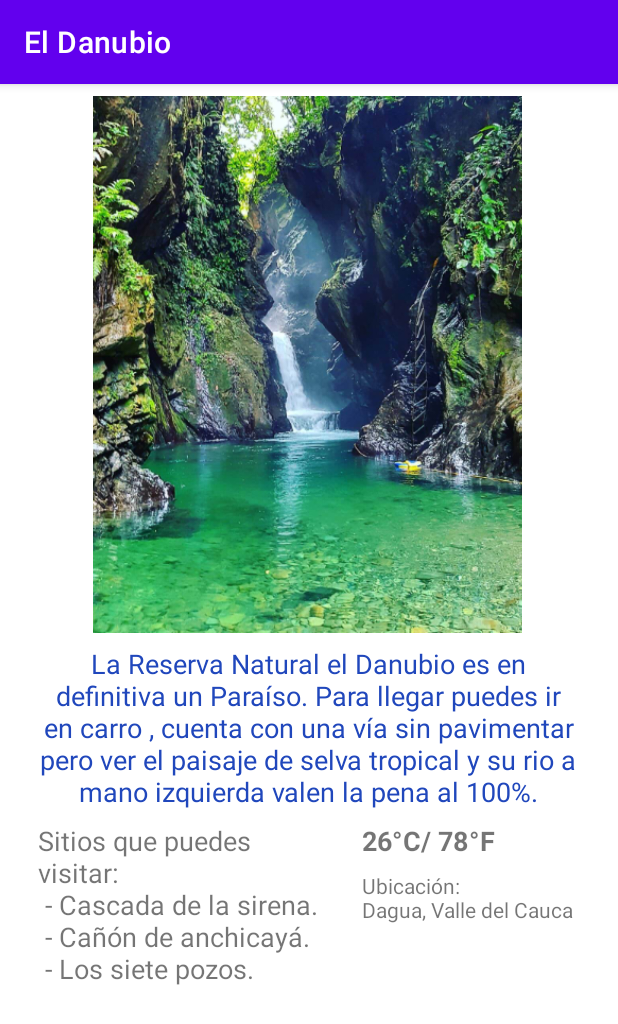
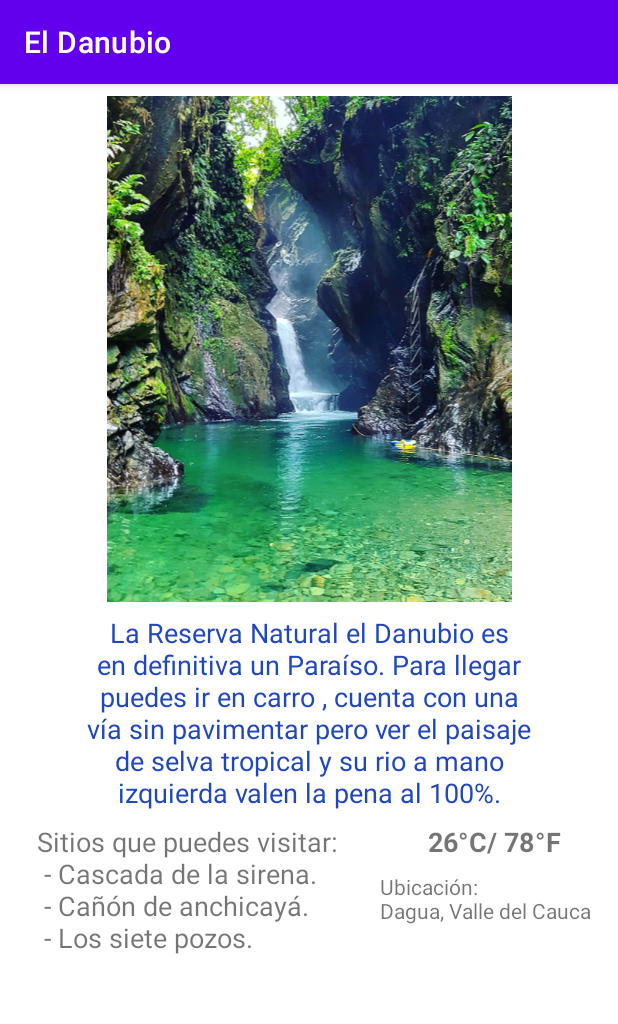
Before and after one commit to MINTIC-Group-14th/MyCities, an Android app: the screen it shows after launch (MainActivity), on a phone screen of 412 x 824 dp. Shown: the top 1024 px of the screen. Run offline under Robolectric (Android 15) with nearby library versions, the phone set to English and light mode, and no system bars.

Commit message:
Commit WrapContent/MatchParent

```diff
--- a/app/src/main/res/layout/activity_main.xml
+++ b/app/src/main/res/layout/activity_main.xml
@@ -8,37 +8,44 @@
 
     <androidx.constraintlayout.widget.ConstraintLayout
         android:layout_width="match_parent"
-        android:layout_height="match_parent"
+        android:layout_height="wrap_content"
         tools:context=".MainActivity">
 
         <ImageView
             android:id="@+id/iv_lugar"
-            android:layout_width="291dp"
-            android:layout_height="358dp"
+            android:layout_width="match_parent"
+            android:layout_height="wrap_content"
+            android:layout_marginStart="5dp"
             android:layout_marginTop="8dp"
+            android:layout_marginEnd="5dp"
+            android:layout_marginBottom="8dp"
+            app:layout_constraintBottom_toTopOf="@+id/tv_descripcion"
             app:layout_constraintEnd_toEndOf="parent"
             app:layout_constraintHorizontal_bias="0.49"
             app:layout_constraintStart_toStartOf="parent"
             app:layout_constraintTop_toTopOf="parent"
-            app:srcCompat="@mipmap/danubio1" />
+            app:srcCompat="@mipmap/danubio1"
+            android:contentDescription="@string/imagen_description" />
 
         <TextView
             android:id="@+id/tv_descripcion"
-            android:layout_width="360dp"
-            android:layout_height="110dp"
+            android:layout_width="match_parent"
+            android:layout_height="wrap_content"
+            android:layout_marginStart="50dp"
             android:layout_marginTop="8dp"
+            android:layout_marginEnd="50dp"
             android:text="@string/tv_descripcion"
             android:textAlignment="center"
             android:textColor="#2047BC"
             android:textSize="18sp"
             app:layout_constraintEnd_toEndOf="parent"
-            app:layout_constraintHorizontal_bias="0.487"
+            app:layout_constraintHorizontal_bias="1.0"
             app:layout_constraintStart_toStartOf="parent"
             app:layout_constraintTop_toBottomOf="@+id/iv_lugar" />
 
         <TextView
             android:id="@+id/tv_temperatura"
-            android:layout_width="160dp"
+            android:layout_width="wrap_content"
             android:layout_height="wrap_content"
             android:layout_marginTop="8dp"
             android:layout_marginBottom="8dp"
@@ -53,7 +60,7 @@
 
         <TextView
             android:id="@+id/tv_ubicacion"
-            android:layout_width="160dp"
+            android:layout_width="wrap_content"
             android:layout_height="wrap_content"
             android:layout_marginTop="8dp"
             android:text="@string/tv_ubicacion"
@@ -65,7 +72,7 @@
 
         <TextView
             android:id="@+id/tv_sitios"
-            android:layout_width="200dp"
+            android:layout_width="wrap_content"
             android:layout_height="wrap_content"
             android:layout_marginTop="8dp"
             android:text="@string/tv_sitios"
--- a/app/src/main/res/values/strings.xml
+++ b/app/src/main/res/values/strings.xml
@@ -4,4 +4,5 @@
     <string name="tv_sitios">Sitios que puedes visitar:\n - Cascada de la sirena. \n - Cañón de anchicayá. \n - Los siete pozos.</string>
     <string name="tv_temp">26°C/ 78°F</string>
     <string name="tv_ubicacion">Ubicación:\nDagua, Valle del Cauca</string>
+    <string name="imagen_description">El danubio</string>
 </resources>
```
